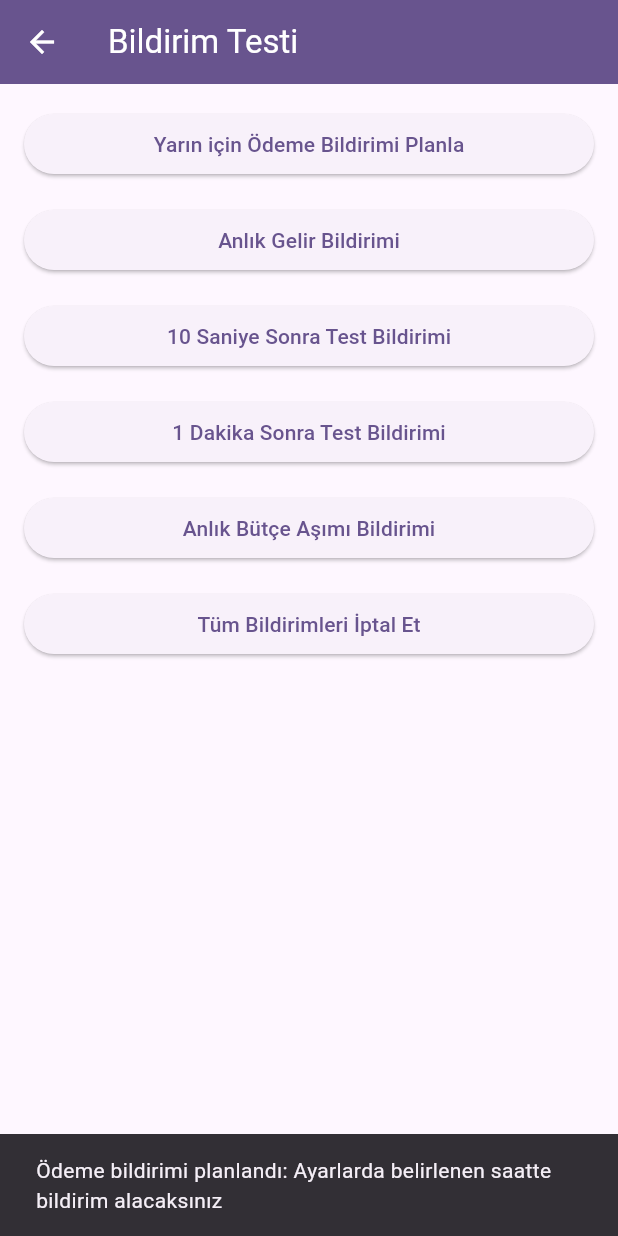
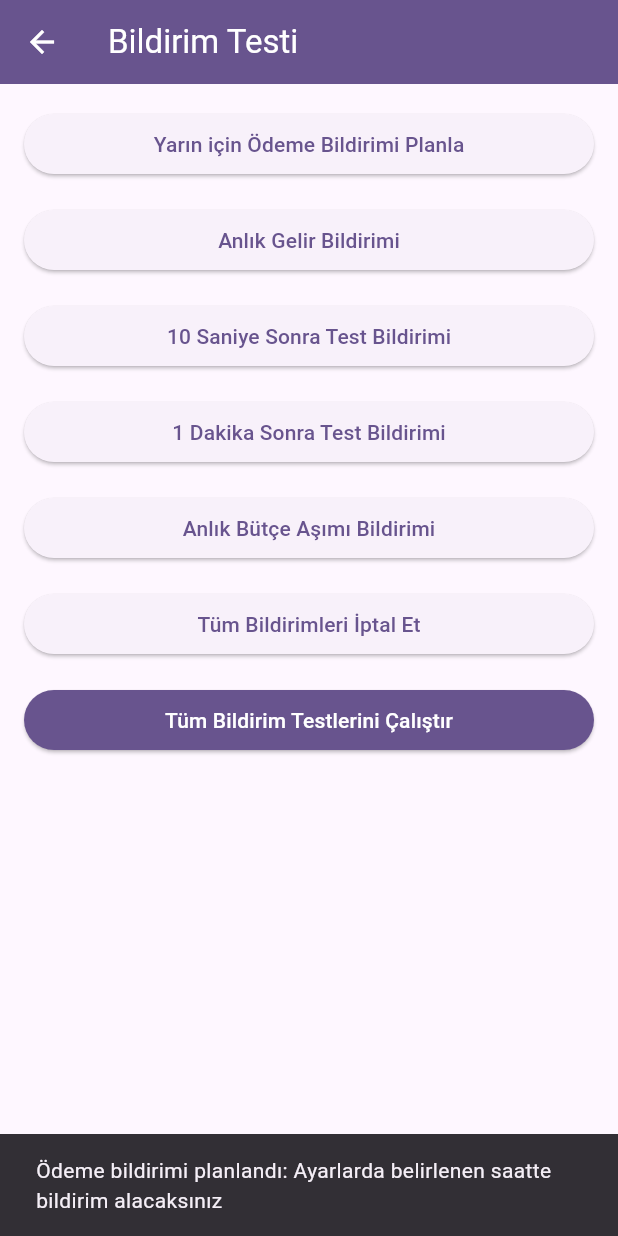
Before and after one commit to semihcamlibel/finance_app, a Flutter app: the NotificationTestPage screen opened directly, after a tap on "Yarın için Ödeme Bildirimi Planla", on a phone screen of 412 x 824 dp. Run offline on Flutter 3.47's test engine with Material 3 defaults, Android fonts, the phone set to English and light mode, and no system bars; our stand-ins replace fl_chart, flutter_local_notifications, local_auth, shared_preferences, sqflite, timezone; accounts and stored records are empty.

Commit message:
Fix scheduled notifications timing logic and add enhanced notification tests

```diff
--- a/lib/screens/notification_test_page.dart
+++ b/lib/screens/notification_test_page.dart
@@ -133,6 +133,24 @@ class NotificationTestPage extends StatelessWidget {
               },
               child: const Text('Tüm Bildirimleri İptal Et'),
             ),
+            const SizedBox(height: 16),
+            ElevatedButton(
+              style: ElevatedButton.styleFrom(
+                backgroundColor: Theme.of(context).colorScheme.primary,
+                foregroundColor: Theme.of(context).colorScheme.onPrimary,
+              ),
+              onPressed: () {
+                // Yeni test metodunu çağırıyoruz
+                NotificationService.instance.testScheduledNotification();
+                ScaffoldMessenger.of(context).showSnackBar(
+                  const SnackBar(
+                    content: Text('Üç farklı bildirim testi başlatıldı!'),
+                    duration: Duration(seconds: 3),
+                  ),
+                );
+              },
+              child: const Text('Tüm Bildirim Testlerini Çalıştır'),
+            ),
           ],
         ),
       ),
--- a/lib/services/notification_service.dart
+++ b/lib/services/notification_service.dart
@@ -119,21 +119,43 @@ class NotificationService {
         final notificationTime = await _getNotificationTime();
         final daysBefore = await _getNotificationDaysBefore();
 
-        targetDate = DateTime(
-          scheduledDate.year,
-          scheduledDate.month,
-          scheduledDate.day - daysBefore,
-          notificationTime.hour,
-          notificationTime.minute,
-        );
+        // Bugünün tarihini alıp, bildirim zamanını ayarlayalım
+        final today = DateTime.now();
+        // Hedef tarihe kaç gün kaldığını hesaplayalım
+        final difference = scheduledDate.difference(today).inDays;
 
-        // Eğer hedef zaman geçmişse, bir sonraki güne ayarla
-        if (targetDate.isBefore(DateTime.now())) {
-          targetDate = targetDate.add(const Duration(days: 1));
+        // Eğer bildirim hedef tarihten X gün önce gösterilecekse ve
+        // bugün + daysBefore günü hedef tarihe eşit veya daha küçükse bildirim gösterilmeli
+        if (difference <= daysBefore) {
+          // Bugün bildirim gösterilmeli, zamanı ayarlayalım
+          targetDate = DateTime(
+            today.year,
+            today.month,
+            today.day,
+            notificationTime.hour,
+            notificationTime.minute,
+          );
+
+          // Eğer belirlenen saat geçtiyse, bildirim hemen gösterilsin
+          if (targetDate.isBefore(today)) {
+            targetDate = today.add(const Duration(minutes: 1));
+          }
+        } else {
+          // Gelecekteki bir tarih için bildirim planla
+          targetDate = DateTime(
+            scheduledDate.year,
+            scheduledDate.month,
+            scheduledDate.day - daysBefore, // X gün önce
+            notificationTime.hour,
+            notificationTime.minute,
+          );
         }
       }
 
       final zonedTime = tz.TZDateTime.from(targetDate, tz.local);
+
+      debugPrint(
+          'Bildirim planlanıyor - Hedef Tarih: $scheduledDate, Bildirim Tarihi: $targetDate');
 
       await _notifications.zonedSchedule(
         id,
@@ -203,4 +225,46 @@ class NotificationService {
   Future<void> cancelAllNotifications() async {
     await _notifications.cancelAll();
   }
+
+  // Zamanlanmış bildirim testi için
+  Future<void> testScheduledNotification() async {
+    // 1. Hemen gösterilecek bir bildirim
+    await showInstantNotification(
+      id: 9999,
+      title: "Anlık Bildirim Testi",
+      body: "Bu bir anlık bildirim testidir. Şimdi gösterilmelidir.",
+    );
+
+    // 2. 1 dakika sonra gösterilecek bir bildirim
+    final oneMinuteLater = DateTime.now().add(const Duration(minutes: 1));
+    await showNotification(
+      id: 9998,
+      title: "1 Dakika Sonra Bildirim",
+      body:
+          "Bu bildirim 1 dakika sonra gösterilmelidir. Saat: ${oneMinuteLater.hour}:${oneMinuteLater.minute}",
+      scheduledDate: oneMinuteLater,
+      useCustomTime: true,
+    );
+
+    // 3. Bugünün belirli bir saatinde gösterilecek bildirim
+    final todayAt = DateTime(
+      DateTime.now().year,
+      DateTime.now().month,
+      DateTime.now().day,
+      DateTime.now().hour,
+      DateTime.now().minute + 2, // Şimdiden 2 dakika sonra
+    );
+
+    await showNotification(
+      id: 9997,
+      title: "Bugün için Planlı Bildirim",
+      body:
+          "Bu bildirim belirlenen saatte gösterilmelidir: ${todayAt.hour}:${todayAt.minute}",
+      scheduledDate: todayAt,
+      useCustomTime: true,
+    );
+
+    debugPrint(
+        "Test bildirimleri oluşturuldu: Anlık, 1 dakika sonra ve Bugün ${todayAt.hour}:${todayAt.minute}");
+  }
 }
```
